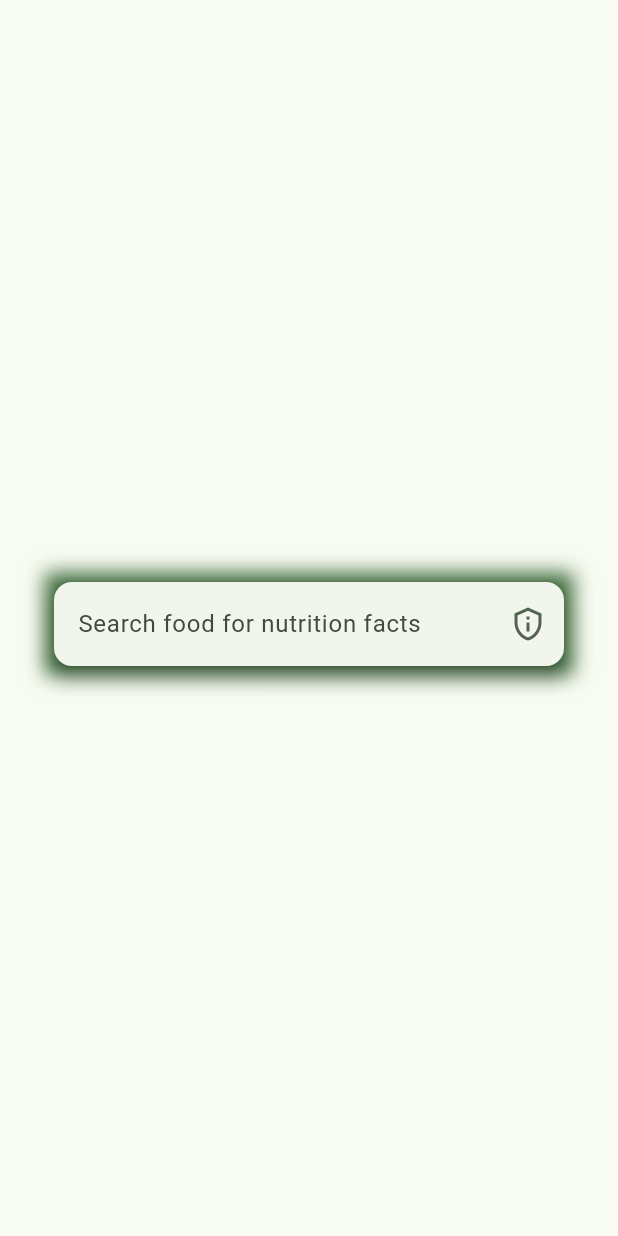
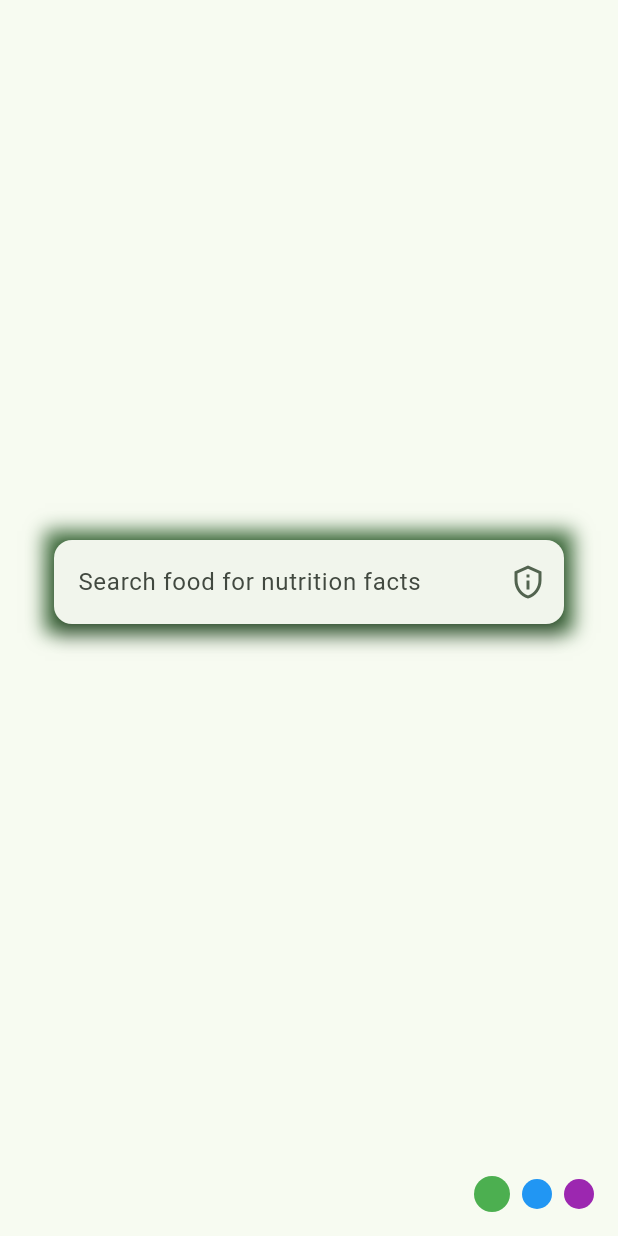
Before and after one commit to amrsalah3/NutriFacts, a Flutter app: the screen it shows after launch, on a phone screen of 412 x 824 dp. Run offline on Flutter 3.47's test engine with Material 3 defaults, Android fonts, the phone set to English and light mode, and no system bars; our stand-ins replace connectivity_plus, fl_chart, flutter_bloc, gap, get_it, hydrated_bloc and 3 more.

Commit message:
feat: add theme picker

```diff
--- /dev/null
+++ b/lib/feature/food_nutrition_information/data/datasources/user_preferences.dart
@@ -0,0 +1,20 @@
+import 'package:flutter/material.dart';
+import 'package:injectable/injectable.dart';
+import 'package:shared_preferences/shared_preferences.dart';
+
+@injectable
+class UserPreferences {
+  const UserPreferences(this._prefs);
+
+  final SharedPreferences _prefs;
+
+  static const _themeColor = "THEME_COLOR";
+
+  Future<bool> setThemeColor(Color color) async =>
+      _prefs.setInt(_themeColor, color.value);
+
+  Color getThemeColor() {
+    final colorCode = _prefs.getInt(_themeColor);
+    return Color(colorCode ?? Colors.green.value);
+  }
+}
--- /dev/null
+++ b/lib/feature/food_nutrition_information/domain/entities/cubit/user_preferences/user_preferences_cubit.dart
@@ -0,0 +1,25 @@
+import 'package:flutter/material.dart';
+import 'package:flutter_bloc/flutter_bloc.dart';
+import 'package:injectable/injectable.dart';
+import 'package:nutrifacts/feature/food_nutrition_information/data/datasources/user_preferences.dart';
+import 'package:nutrifacts/feature/food_nutrition_information/domain/entities/cubit/user_preferences/user_preferences_state.dart';
+
+@injectable
+class UserPreferencesCubit extends Cubit<UserPreferencesState> {
+  final UserPreferences _userPreferences;
+
+  UserPreferencesCubit(this._userPreferences)
+      : super(const UserPreferencesState());
+
+  void fetchThemeColor() {
+    final color = _userPreferences.getThemeColor();
+    emit(UserPreferencesState(themeColor: color));
+  }
+
+  void setThemeColor(Color color) async {
+    final isSuccess = await _userPreferences.setThemeColor(color);
+    if (isSuccess) {
+      fetchThemeColor();
+    }
+  }
+}
--- /dev/null
+++ b/lib/feature/food_nutrition_information/domain/entities/cubit/user_preferences/user_preferences_state.dart
@@ -0,0 +1,7 @@
+import 'package:flutter/material.dart';
+
+class UserPreferencesState {
+  final Color themeColor;
+
+  const UserPreferencesState({this.themeColor = Colors.green});
+}
--- a/lib/feature/food_nutrition_information/presentation/food_list/view/food_list_page.dart
+++ b/lib/feature/food_nutrition_information/presentation/food_list/view/food_list_page.dart
@@ -8,6 +8,7 @@ import 'package:nutrifacts/feature/food_nutrition_information/presentation/food_
 import 'package:nutrifacts/feature/food_nutrition_information/presentation/food_list/widgets/food_list_loading.dart';
 import 'package:nutrifacts/feature/food_nutrition_information/presentation/food_list/widgets/food_list_populated.dart';
 import 'package:nutrifacts/feature/food_nutrition_information/presentation/food_list/widgets/food_search_bar.dart';
+import 'package:nutrifacts/feature/food_nutrition_information/presentation/food_list/widgets/theme_picker.dart';
 
 class FoodListPage extends StatelessWidget {
   const FoodListPage({super.key});
@@ -39,7 +40,7 @@ class _FoodViewState extends State<FoodView> {
             BlocBuilder<FoodListCubit, FoodListState>(
               builder: (context, state) {
                 return switch (state.status) {
-                  FoodListStatus.initial => const SizedBox.shrink(),
+                  FoodListStatus.initial => const ThemePicker(),
                   FoodListStatus.loading => const FoodListLoading(),
                   FoodListStatus.success => state.foods.isEmpty
                       ? const FoodListEmpty()
--- /dev/null
+++ b/lib/feature/food_nutrition_information/presentation/food_list/widgets/theme_picker.dart
@@ -0,0 +1,45 @@
+import 'package:flutter/material.dart';
+import 'package:flutter_bloc/flutter_bloc.dart';
+import 'package:gap/gap.dart';
+import 'package:nutrifacts/feature/food_nutrition_information/domain/entities/cubit/user_preferences/user_preferences_cubit.dart';
+import 'package:nutrifacts/feature/food_nutrition_information/domain/entities/cubit/user_preferences/user_preferences_state.dart';
+
+class ThemePicker extends StatelessWidget {
+  const ThemePicker({super.key});
+
+  @override
+  Widget build(BuildContext context) {
+    return const Padding(
+      padding: EdgeInsets.all(16),
+      child: Row(
+        mainAxisAlignment: MainAxisAlignment.end,
+        children: [
+          ColorCircle(Colors.green),
+          Gap(8),
+          ColorCircle(Colors.blue),
+          Gap(8),
+          ColorCircle(Colors.purple),
+        ],
+      ),
+    );
+  }
+}
+
+class ColorCircle extends StatelessWidget {
+  final Color color;
+
+  const ColorCircle(this.color, {super.key});
+
+  @override
+  Widget build(BuildContext context) {
+    return BlocBuilder<UserPreferencesCubit, UserPreferencesState>(
+      builder: (context, state) => GestureDetector(
+        onTap: () => context.read<UserPreferencesCubit>().setThemeColor(color),
+        child: CircleAvatar(
+          radius: state.themeColor.value == color.value ? 12 : 10,
+          backgroundColor: color,
+        ),
+      ),
+    );
+  }
+}
--- a/lib/main.dart
+++ b/lib/main.dart
@@ -1,26 +1,39 @@
 import 'package:flutter/material.dart';
+import 'package:flutter_bloc/flutter_bloc.dart';
+import 'package:nutrifacts/feature/food_nutrition_information/domain/entities/cubit/user_preferences/user_preferences_cubit.dart';
+import 'package:nutrifacts/feature/food_nutrition_information/domain/entities/cubit/user_preferences/user_preferences_state.dart';
 
+import 'core/di/service_locator.dart';
 import 'feature/food_nutrition_information/presentation/food_list/view/food_list_page.dart';
 
-void main() => runApp(const NutriFactsApp());
+main() async {
+  WidgetsFlutterBinding.ensureInitialized();
+  await setupDependencies();
+  runApp(const NutriFactsApp());
+}
 
 class NutriFactsApp extends StatelessWidget {
   const NutriFactsApp({super.key});
 
   @override
   Widget build(BuildContext context) {
-    return MaterialApp(
+    return BlocProvider(
+      create: (_) => locator<UserPreferencesCubit>()..fetchThemeColor(),
+      child: BlocBuilder<UserPreferencesCubit, UserPreferencesState>(
+        builder: (context, state) => MaterialApp(
           title: 'NutriFacts',
           theme: ThemeData(
-        colorSchemeSeed: Colors.green,
+            colorSchemeSeed: state.themeColor,
             useMaterial3: true,
           ),
           darkTheme: ThemeData(
-        colorSchemeSeed: Colors.green,
+            colorSchemeSeed: state.themeColor,
             brightness: Brightness.dark,
             useMaterial3: true,
           ),
           home: const FoodListPage(),
+        ),
+      ),
     );
   }
 }
```
Also changed, not shown: lib/core/di/service_locator.dart (added, +19 -0 lines), pubspec.yaml (+6 -1 lines), lib/core/di/service_locator.config.dart (added), pubspec.lock, 5 other files. Lines whose indentation alone changed are shown as unchanged.
